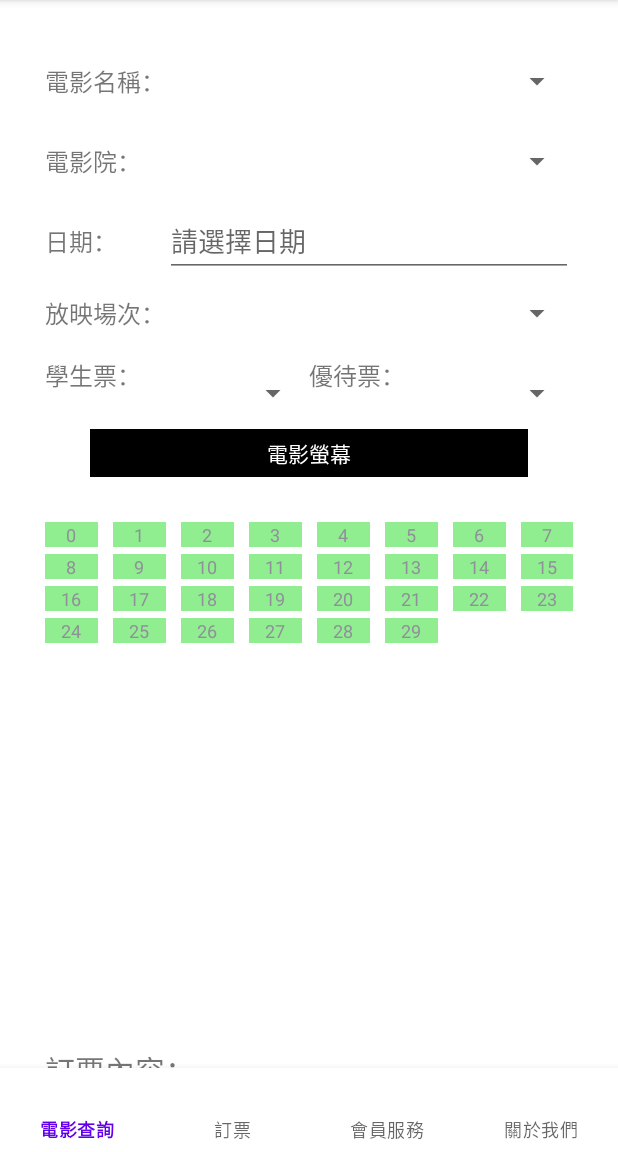
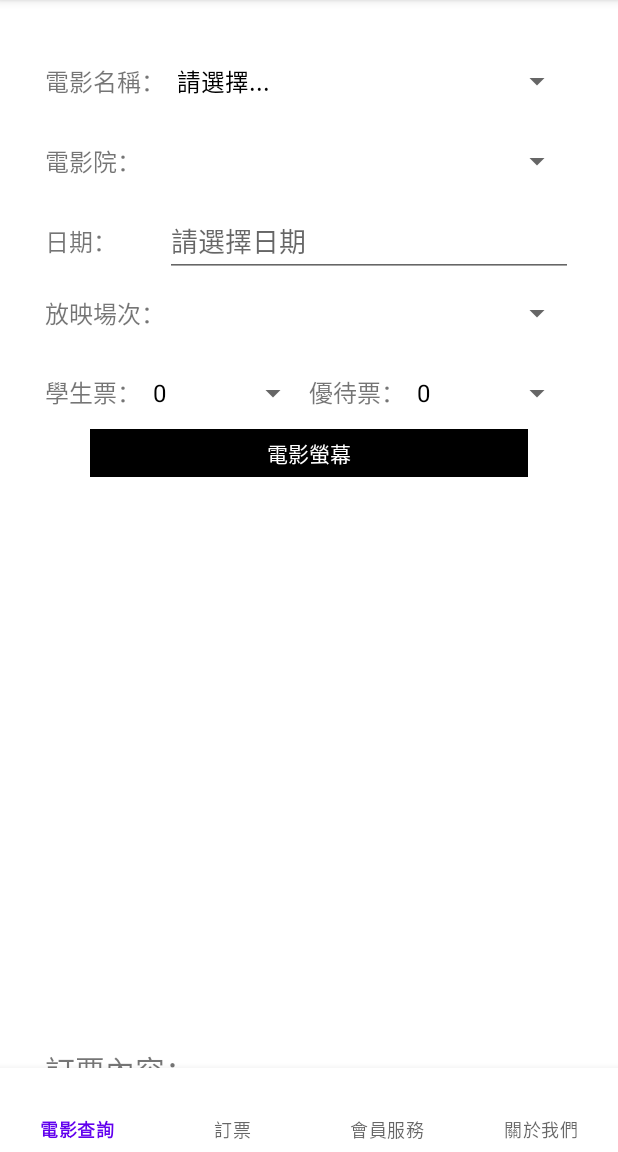
Before and after one commit to Zzl85199/mobile_app_final_project, an Android app: the Booking screen opened through its navigation route, on a phone screen of 412 x 824 dp, the part 84-1236 px from its top. Run offline under Robolectric (Android 15) with nearby library versions, the phone set to English and light mode, and no system bars.

Commit message:
0520 updated: seat_overview can show 3 status: available, selected, reserved.

```diff
--- a/app/src/main/java/com/example/mobile_app_final_project/Booking.java
+++ b/app/src/main/java/com/example/mobile_app_final_project/Booking.java
@@ -26,12 +26,12 @@ import java.util.ArrayList;
  * Use the {@link Booking#newInstance} factory method to
  * create an instance of this fragment.
  */
-public class Booking extends Fragment implements AdapterView.OnItemClickListener {
+public class Booking extends Fragment implements AdapterView.OnItemClickListener, AdapterView.OnItemSelectedListener {
 
     GridView seat_overview;
-    Spinner movie_title;
-    Spinner cinema;
-    Spinner show_time;
+    Spinner sp_movie_title;
+    Spinner sp_cinema;
+    Spinner sp_show_time;
     Spinner sp_ticket_student;
     Spinner sp_ticket_other;
     EditText datePicker;
@@ -41,8 +41,10 @@ public class Booking extends Fragment implements AdapterView.OnItemClickListener
     int available_seat = 30;
     int reserved_seat = 0;
     ArrayList<View> seat_number = new ArrayList<>();
-    ArrayAdapter<View> seats;
 
+    Movie superMarioMovie;
+    Movie guardiansOfTheGalaxy;
+    Movie fastAndFurious;
     public Booking() {
         // Required empty public constructor
     }
@@ -62,6 +64,9 @@ public class Booking extends Fragment implements AdapterView.OnItemClickListener
     @Override
     public View onCreateView(LayoutInflater inflater, ViewGroup container,
                              Bundle savedInstanceState) {
+        superMarioMovie = new Movie("超級瑪利歐電影", getResources().getStringArray(R.array.showtime_1));
+        guardiansOfTheGalaxy = new Movie("星際異攻隊3", getResources().getStringArray(R.array.showtime_2));
+        fastAndFurious = new Movie("玩命關頭X", getResources().getStringArray(R.array.showtime_3));
         // Inflate the layout for this fragment
         return inflater.inflate(R.layout.fragment_booking, container, false);
     }
@@ -69,27 +74,76 @@ public class Booking extends Fragment implements AdapterView.OnItemClickListener
     @Override
     public void onViewCreated(View view, @Nullable Bundle saveInstance) {
         seat_overview = view.findViewById(R.id.booking_seat_overview);
-        movie_title = view.findViewById(R.id.sp_movie_title);
-        cinema = view.findViewById(R.id.sp_cinema);
+        sp_movie_title = view.findViewById(R.id.sp_movie_title);
+        sp_cinema = view.findViewById(R.id.sp_cinema);
         datePicker = view.findViewById(R.id.edt_date);
-        show_time = view.findViewById(R.id.sp_showTime);
+        sp_show_time = view.findViewById(R.id.sp_showTime);
         sp_ticket_student = view.findViewById(R.id.sp_ticket_student);
         sp_ticket_other = view.findViewById(R.id.sp_ticket_other);
         amount = view.findViewById(R.id.booking_amount);
         total_price = view.findViewById(R.id.booking_price);
 
+        if (!seat_number.isEmpty()) {
+            seat_number.clear();
+        }
         for (int i=0; i < available_seat; i++) {
             View seat = new View(getContext());
             seat_number.add(seat);
         }
 
-        SeatViewAdapter seatViewAdapter = new SeatViewAdapter(getActivity().getBaseContext(), seat_number);
-        seat_overview.setAdapter(seatViewAdapter);
-        seat_overview.setOnItemClickListener(this);
+        ArrayAdapter<CharSequence> movie_title_adapter = ArrayAdapter.createFromResource(getContext(), R.array.movie_title, android.R.layout.simple_spinner_dropdown_item);
+        sp_movie_title.setAdapter(movie_title_adapter);
+        sp_movie_title.setOnItemSelectedListener(this);
+
+        ArrayAdapter<CharSequence> amount_adapter = ArrayAdapter.createFromResource(getContext(), R.array.amount, android.R.layout.simple_spinner_dropdown_item);
+        sp_ticket_student.setAdapter(amount_adapter);
+        sp_ticket_student.setOnItemSelectedListener(this);
+        sp_ticket_other.setAdapter(amount_adapter);
+        sp_ticket_other.setOnItemSelectedListener(this);
     }
 
     @Override
     public void onItemClick(AdapterView<?> parent, View view, int position, long id) {
+        Toast.makeText(getContext(), "Hello", Toast.LENGTH_SHORT);
+    }
+
+    @Override
+    public void onItemSelected(AdapterView<?> parent, View view, int position, long id) {
+        ArrayAdapter<CharSequence> showtime_adapter = null;
+
+        switch (parent.getId()) {
+            case R.id.sp_movie_title:
+                if (parent.getSelectedItem().toString().equals("超級瑪利歐電影")) {
+                    showtime_adapter = ArrayAdapter.createFromResource(getContext(), R.array.showtime_1, android.R.layout.simple_spinner_dropdown_item);
+                    SeatViewAdapter seatViewAdapter = new SeatViewAdapter(getActivity().getBaseContext(), seat_number, superMarioMovie.getSeat_status());
+                    seat_overview.setAdapter(seatViewAdapter);
+                    seat_overview.setOnItemClickListener(this);
+                }
+                else if (parent.getSelectedItem().toString().equals("星際異攻隊3")) {
+                    showtime_adapter = ArrayAdapter.createFromResource(getContext(), R.array.showtime_2, android.R.layout.simple_spinner_dropdown_item);
+                    SeatViewAdapter seatViewAdapter = new SeatViewAdapter(getActivity().getBaseContext(), seat_number, guardiansOfTheGalaxy.getSeat_status());
+                    seat_overview.setAdapter(seatViewAdapter);
+                    seat_overview.setOnItemClickListener(this);
+                }
+                else if (parent.getSelectedItem().toString().equals("玩命關頭X")){
+                    showtime_adapter = ArrayAdapter.createFromResource(getContext(), R.array.showtime_3, android.R.layout.simple_spinner_dropdown_item);
+                    SeatViewAdapter seatViewAdapter = new SeatViewAdapter(getActivity().getBaseContext(), seat_number, fastAndFurious.getSeat_status());
+                    seat_overview.setAdapter(seatViewAdapter);
+                    seat_overview.setOnItemClickListener(this);
+                }
+                sp_show_time.setAdapter(showtime_adapter);
+                break;
+            case R.id.sp_ticket_student:
+                amount.setText(amount.getText() + "學生票" + parent.getSelectedItemPosition() + "張");
+                break;
+            case R.id.sp_ticket_other:
+                amount.setText(amount.getText() + "優待票" + parent.getSelectedItemPosition() + "張");
+                break;
+        }
+    }
+
+    @Override
+    public void onNothingSelected(AdapterView<?> parent) {
 
     }
 }
--- a/app/src/main/java/com/example/mobile_app_final_project/MainActivity.java
+++ b/app/src/main/java/com/example/mobile_app_final_project/MainActivity.java
@@ -64,6 +64,6 @@ public class MainActivity extends AppCompatActivity implements NavigationBarView
                 break;
         }
         transaction.addToBackStack("layer2");
-        return false;
+        return true;
     }
 }
--- /dev/null
+++ b/app/src/main/java/com/example/mobile_app_final_project/Movie.java
@@ -0,0 +1,38 @@
+package com.example.mobile_app_final_project;
+
+
+import java.util.ArrayList;
+import java.util.Arrays;
+import java.util.List;
+
+public class Movie {
+    private String movie_title;
+    private String[] showtime_interval;
+    private ArrayList<Boolean> seat_status = new ArrayList<>();
+    private int available_seat = 35;
+
+    public Movie(String title, String[] showtime) {
+        this.movie_title = title;
+        this.showtime_interval = showtime;
+        for (int i=0; i<35; i++) {
+            seat_status.add(true);
+        }
+    }
+
+    private boolean reserve_seat(int seat_number) {
+        Boolean status = this.seat_status.get(seat_number);
+        if (status) {
+            this.seat_status.set(seat_number, false);
+            return true;
+        }
+        return false;
+    }
+
+    public String getMovie_title() {
+        return this.movie_title;
+    }
+
+    public ArrayList<Boolean> getSeat_status() {
+        return seat_status;
+    }
+}
--- a/app/src/main/res/values/strings.xml
+++ b/app/src/main/res/values/strings.xml
@@ -1,11 +1,16 @@
 <resources>
     <string name="app_name">mobile_app_final_project</string>
     <!-- TODO: Remove or change this placeholder text -->
-    <string name="hello_blank_fragment">Hello blank fragment</string>
     <string name="title_GOTG">星際異攻隊3</string>
     <string name="title_mario">超級瑪利歐電影</string>
     <string name="title_FFX">玩命關頭X</string>
 
+    <string-array name="movie_title">
+        <item>請選擇...</item>
+        <item>星際異攻隊3</item>
+        <item>超級瑪利歐電影</item>
+        <item>玩命關頭X</item>
+    </string-array>
     <string-array name="furious_date">
         <item>5/20</item>
         <item>5/21</item>
@@ -40,7 +45,8 @@
         <item>5/25</item>
         <item>5/26</item>
     </string-array>
-    <string-array name="time1">
+    <string-array name="showtime_1">
+        <item>請選擇...</item>
         <item>9:00</item>
         <item>11:50</item>
         <item>14:25</item>
@@ -48,7 +54,8 @@
         <item>19:45</item>
         <item>22:10</item>
     </string-array>
-    <string-array name="time2">
+    <string-array name="showtime_2">
+        <item>請選擇...</item>
         <item>7:20</item>
         <item>9:45</item>
         <item>12:10</item>
@@ -57,7 +64,8 @@
         <item>19:50</item>
         <item>22:30</item>
     </string-array>
-    <string-array name="time3">
+    <string-array name="showtime_3">
+        <item>請選擇...</item>
         <item>8:25</item>
         <item>10:10</item>
         <item>11:55</item>
@@ -69,4 +77,18 @@
         <item>22:45</item>
         <item>23:55</item>
     </string-array>
+
+    <string-array name="amount">
+        <item>0</item>
+        <item>1</item>
+        <item>2</item>
+        <item>3</item>
+        <item>4</item>
+        <item>5</item>
+        <item>6</item>
+        <item>7</item>
+        <item>8</item>
+        <item>9</item>
+        <item>10</item>
+    </string-array>
 </resources>
```
Also changed, not shown: app/src/main/java/com/example/mobile_app_final_project/Info_FastAndFurious.java (+11 -8 lines), app/src/main/java/com/example/mobile_app_final_project/Info_GuardiansOfTheGalaxy.java (+13 -8 lines), app/src/main/java/com/example/mobile_app_final_project/Info_SuperMarioMovie.java (+11 -8 lines), app/src/main/java/com/example/mobile_app_final_project/SeatViewAdapter.java (+9 -2 lines).
